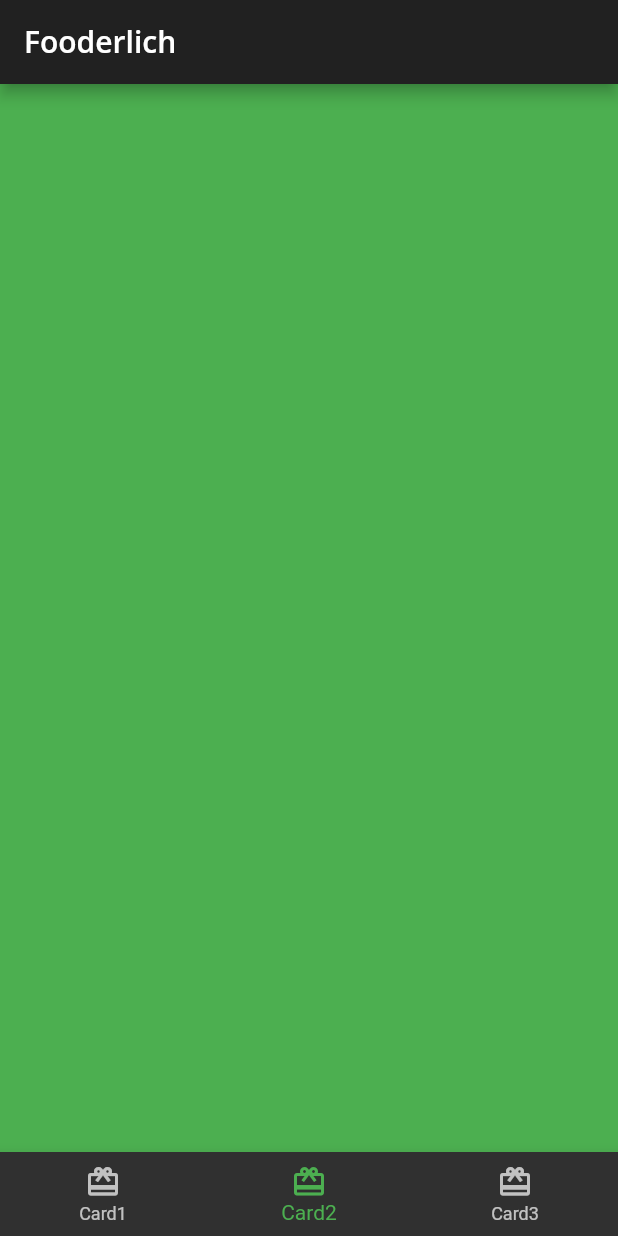
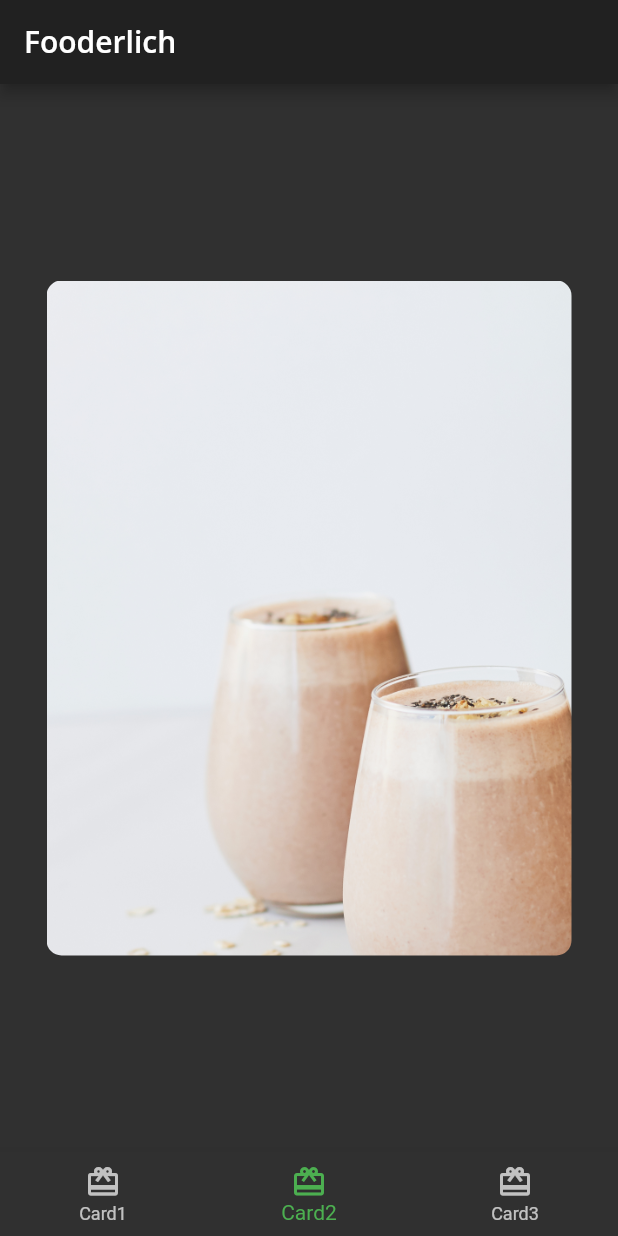
Before and after one commit to Kvaara/flutter_fooderlich_app, a Flutter app: the screen it shows after launch, item 2 of the bottom bar chosen, on a phone screen of 412 x 824 dp. Run offline on Flutter 3.47's test engine with Material 2 defaults, Android fonts, the light colour scheme and no system bars; our stand-ins replace google_fonts.

Commit message:
Started creating the second card (Card2). It still needs a couple of widgets.

```diff
--- /dev/null
+++ b/lib/card2.dart
@@ -0,0 +1,29 @@
+import 'package:flutter/material.dart';
+
+class Card2 extends StatelessWidget {
+  const Card2({Key? key}) : super(key: key);
+
+  @override
+  Widget build(BuildContext context) {
+    return Center(
+      child: Container(
+        constraints: const BoxConstraints.expand(
+          width: 350,
+          height: 450,
+        ),
+        decoration: const BoxDecoration(
+          image: DecorationImage(
+            image: AssetImage("assets/mag5.png"),
+            fit: BoxFit.cover,
+          ),
+          borderRadius: BorderRadius.all(
+            Radius.circular(10.0),
+          ),
+        ),
+        child: Column(
+          children: const [],
+        ),
+      ),
+    );
+  }
+}
--- a/lib/home.dart
+++ b/lib/home.dart
@@ -2,6 +2,7 @@
 import 'package:flutter/material.dart';
 
 import "card1.dart";
+import 'card2.dart';
 
 class Home extends StatefulWidget {
   const Home({Key? key}) : super(key: key);
@@ -15,7 +16,7 @@ class _HomeState extends State<Home> {
 
   static final List<Widget> pages = [
     const Card1(),
-    Container(color: Colors.green),
+    const Card2(),
     Container(color: Colors.blue),
   ];
 
```
